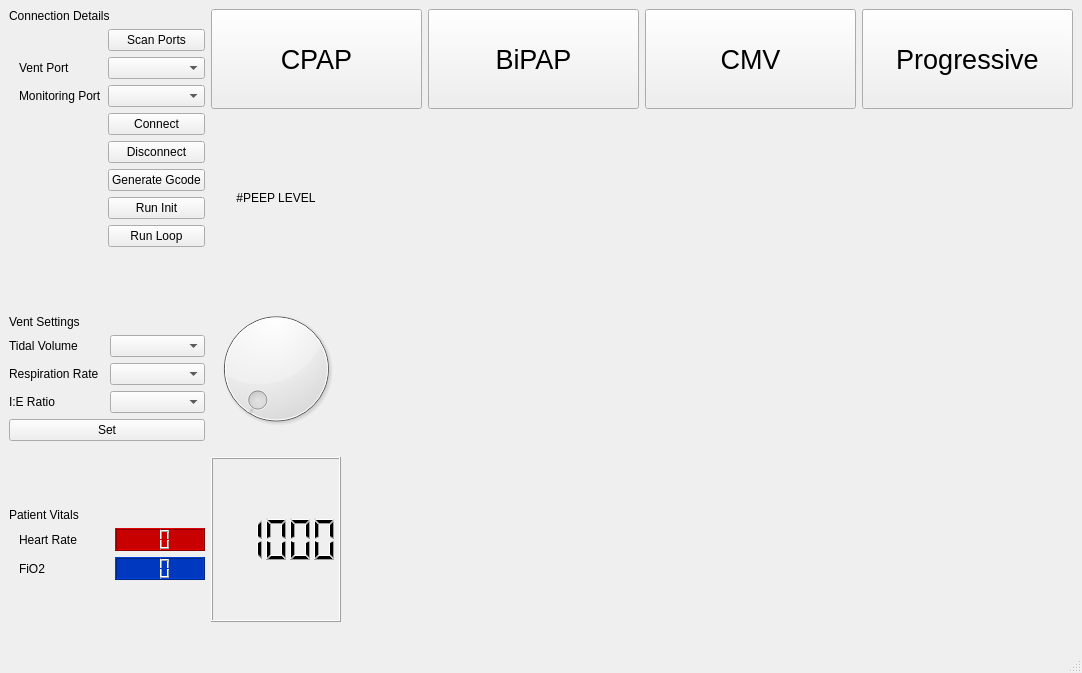
The window that VentUI.ui (jibonaronno/Rhythm) describes before a commit, drawn with Qt 5.
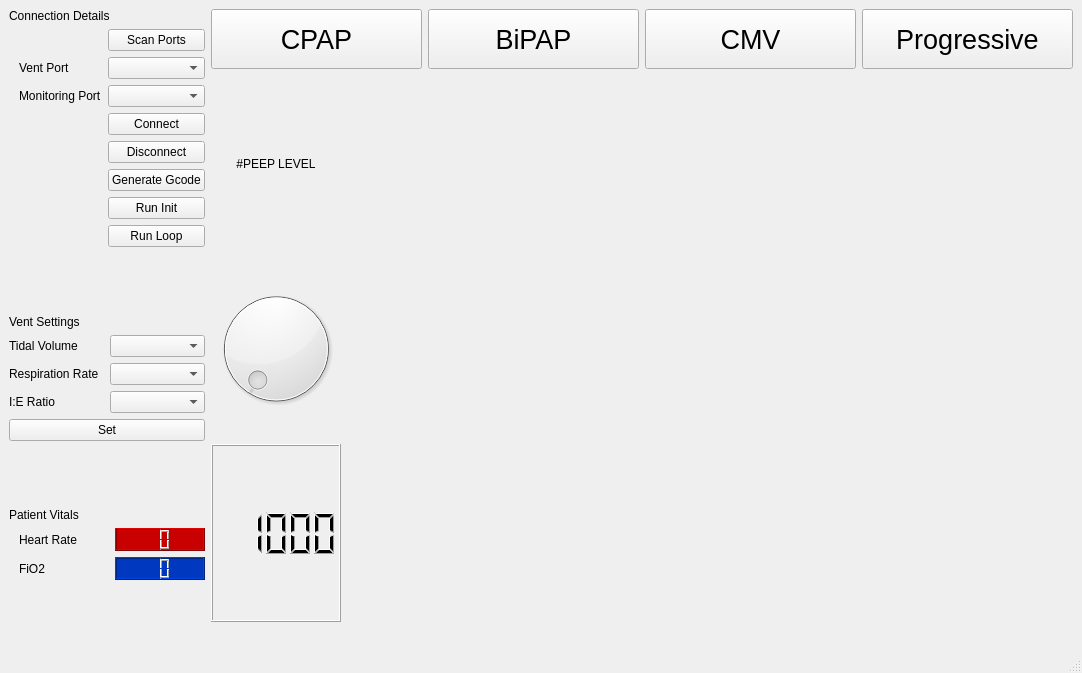
The same window after the commit.

What changed in the file:
```diff
--- a/VentUI.ui
+++ b/VentUI.ui
@@ -246,7 +246,7 @@
             <property name="minimumSize">
              <size>
               <width>0</width>
-              <height>100</height>
+              <height>60</height>
              </size>
             </property>
             <property name="font">
@@ -270,7 +270,7 @@
             <property name="minimumSize">
              <size>
               <width>0</width>
-              <height>100</height>
+              <height>60</height>
              </size>
             </property>
             <property name="font">
@@ -288,7 +288,7 @@
             <property name="minimumSize">
              <size>
               <width>0</width>
-              <height>100</height>
+              <height>60</height>
              </size>
             </property>
             <property name="font">
@@ -306,7 +306,7 @@
             <property name="minimumSize">
              <size>
               <width>0</width>
-              <height>100</height>
+              <height>60</height>
              </size>
             </property>
             <property name="font">
```
